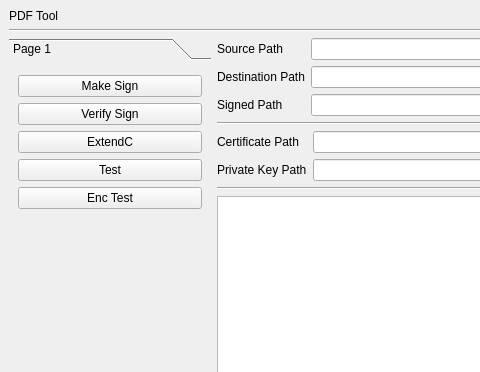
This is PDFTool/mainwindow.ui in jykim74/PDFTool as Qt 5 draws it before an edit; both pictures show x 0 to 480 and y 0 to 372 of the 726 by 672 pixel window. The edited form follows.
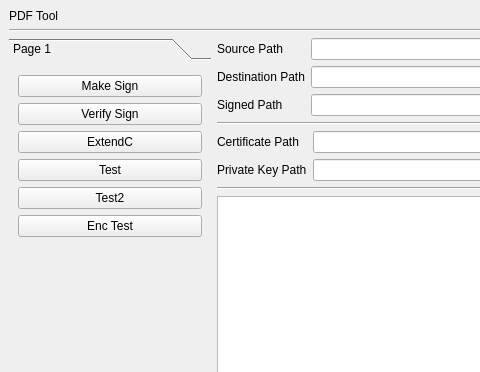
This is the edited form.

Patch:
```diff
--- a/PDFTool/mainwindow.ui
+++ b/PDFTool/mainwindow.ui
@@ -215,6 +215,13 @@
             </property>
            </widget>
           </item>
+          <item>
+           <widget class="QPushButton" name="mTest2Btn">
+            <property name="text">
+             <string>Test2</string>
+            </property>
+           </widget>
+          </item>
           <item>
            <widget class="QPushButton" name="mEncTestBtn">
             <property name="text">
```
